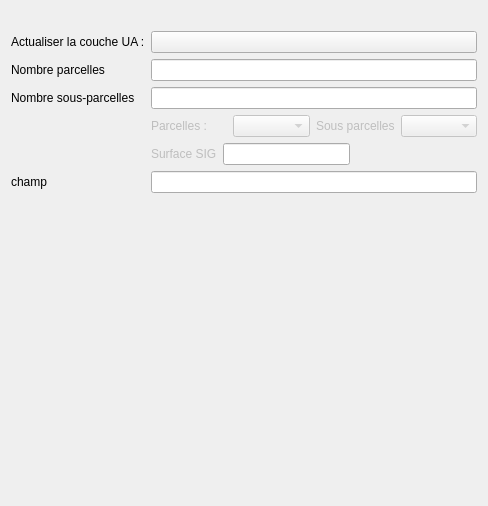
Qt form qsequoia2/modules/table_check/table_check.ui (SequoiApp/Qsequoia2) before a commit.
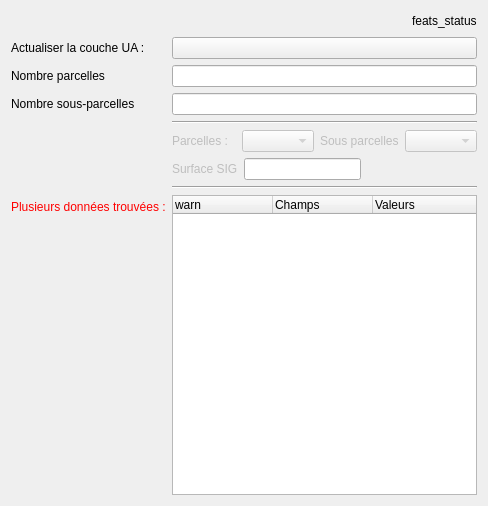
The same form after that commit.

Commit message: add UA check methodes

What changed in the file:
```diff
--- a/qsequoia2/modules/table_check/table_check.ui
+++ b/qsequoia2/modules/table_check/table_check.ui
@@ -14,6 +14,37 @@
    <string>Form</string>
   </property>
   <layout class="QFormLayout" name="formLayout">
+   <item row="0" column="1">
+    <layout class="QHBoxLayout" name="horizontalLayout">
+     <item>
+      <widget class="QLabel" name="lbl_ua_status">
+       <property name="text">
+        <string/>
+       </property>
+      </widget>
+     </item>
+     <item>
+      <spacer name="horizontalSpacer">
+       <property name="orientation">
+        <enum>Qt::Horizontal</enum>
+       </property>
+       <property name="sizeHint" stdset="0">
+        <size>
+         <width>40</width>
+         <height>20</height>
+        </size>
+       </property>
+      </spacer>
+     </item>
+     <item>
+      <widget class="QLabel" name="lbl_feats_status">
+       <property name="text">
+        <string>feats_status</string>
+       </property>
+      </widget>
+     </item>
+    </layout>
+   </item>
    <item row="1" column="0">
     <widget class="QLabel" name="lbl_refresh">
      <property name="text">
@@ -57,40 +88,6 @@
     </widget>
    </item>
    <item row="5" column="1">
-    <layout class="QHBoxLayout" name="horizontalLayout_6">
-     <item>
-      <widget class="QLabel" name="lbl_surf">
-       <property name="enabled">
-        <bool>false</bool>
-       </property>
-       <property name="text">
-        <string>Surface SIG</string>
-       </property>
-      </widget>
-     </item>
-     <item>
-      <widget class="QLineEdit" name="le_surf">
-       <property name="readOnly">
-        <bool>true</bool>
-       </property>
-      </widget>
-     </item>
-     <item>
-      <spacer name="horizontalSpacer_4">
-       <property name="orientation">
-        <enum>Qt::Horizontal</enum>
-       </property>
-       <property name="sizeHint" stdset="0">
-        <size>
-         <width>40</width>
-         <height>20</height>
-        </size>
-       </property>
-      </spacer>
-     </item>
-    </layout>
-   </item>
-   <item row="4" column="1">
     <layout class="QHBoxLayout" name="horizontalLayout_3">
      <item>
       <widget class="QLabel" name="lbl_pf">
@@ -128,20 +125,77 @@
      </item>
     </layout>
    </item>
-   <item row="6" column="0">
-    <widget class="QLabel" name="lb_champ">
-     <property name="text">
-      <string>champ</string>
-     </property>
-    </widget>
-   </item>
    <item row="6" column="1">
-    <widget class="QLineEdit" name="le_data"/>
+    <layout class="QHBoxLayout" name="horizontalLayout_6">
+     <item>
+      <widget class="QLabel" name="lbl_surf">
+       <property name="enabled">
+        <bool>false</bool>
+       </property>
+       <property name="text">
+        <string>Surface SIG</string>
+       </property>
+      </widget>
+     </item>
+     <item>
+      <widget class="QLineEdit" name="le_surf">
+       <property name="readOnly">
+        <bool>true</bool>
+       </property>
+      </widget>
+     </item>
+     <item>
+      <spacer name="horizontalSpacer_4">
+       <property name="orientation">
+        <enum>Qt::Horizontal</enum>
+       </property>
+       <property name="sizeHint" stdset="0">
+        <size>
+         <width>40</width>
+         <height>20</height>
+        </size>
+       </property>
+      </spacer>
+     </item>
+    </layout>
    </item>
-   <item row="0" column="1">
-    <widget class="QLabel" name="lbl_ua_status">
+   <item row="8" column="0">
+    <widget class="QLabel" name="lbl_errors">
      <property name="text">
-      <string/>
+      <string>&lt;html&gt;&lt;head/&gt;&lt;body&gt;&lt;p&gt;&lt;span style=&quot; color:#ff0000;&quot;&gt;Plusieurs données trouvées :&lt;/span&gt;&lt;/p&gt;&lt;/body&gt;&lt;/html&gt;</string>
+     </property>
+    </widget>
+   </item>
+   <item row="8" column="1">
+    <widget class="QTreeWidget" name="tree_checker">
+     <column>
+      <property name="text">
+       <string>warn</string>
+      </property>
+     </column>
+     <column>
+      <property name="text">
+       <string>Champs</string>
+      </property>
+     </column>
+     <column>
+      <property name="text">
+       <string>Valeurs</string>
+      </property>
+     </column>
+    </widget>
+   </item>
+   <item row="4" column="1">
+    <widget class="Line" name="line">
+     <property name="orientation">
+      <enum>Qt::Horizontal</enum>
+     </property>
+    </widget>
+   </item>
+   <item row="7" column="1">
+    <widget class="Line" name="line_2">
+     <property name="orientation">
+      <enum>Qt::Horizontal</enum>
      </property>
     </widget>
    </item>
```
Left out of the diff: 4 changed lines with no effect on the pictures. The commit also changes 2 other files.
